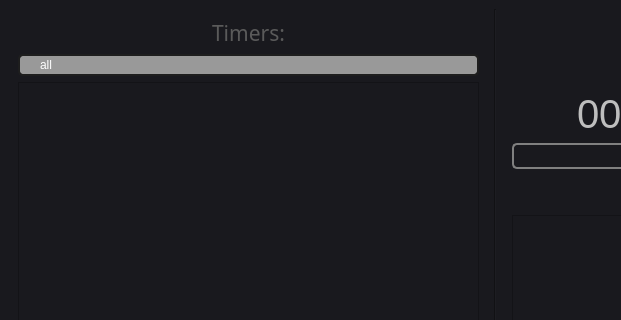
First picture: the form in Timer/mainwindow.ui, repository WAG13/Timer-Qt, before the edit; both pictures show x 0 to 621 and y 0 to 320 of the 900 by 650 pixel window.
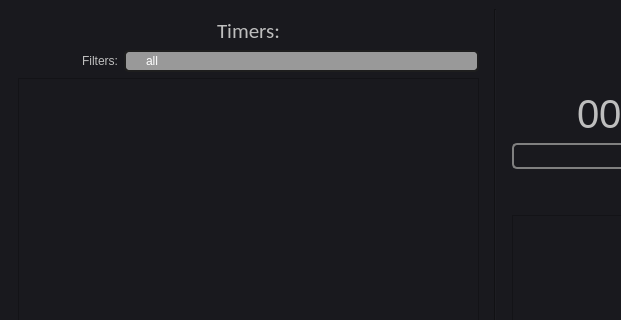
Second picture: the form after the edit. Icons and pictures are not drawn.

Diff of the .ui file:
```diff
--- a/Timer/mainwindow.ui
+++ b/Timer/mainwindow.ui
@@ -64,12 +64,16 @@
         <widget class="QLabel" name="label_4">
          <property name="font">
           <font>
-           <family>Calibri Light</family>
+           <family>Calibri</family>
            <pointsize>16</pointsize>
+           <weight>3</weight>
+           <italic>false</italic>
+           <bold>false</bold>
           </font>
          </property>
          <property name="styleSheet">
-          <string notr="true">color: rgb(90, 90, 90);</string>
+          <string notr="true">color: rgb(190, 190, 190);
+font: 25 16pt &quot;Calibri&quot;</string>
          </property>
          <property name="text">
           <string>Timers:</string>
@@ -80,6 +84,28 @@
         </widget>
        </item>
        <item>
+        <layout class="QHBoxLayout" name="horizontalLayout_4">
+         <item>
+          <widget class="QLabel" name="label">
+           <property name="maximumSize">
+            <size>
+             <width>100</width>
+             <height>16777215</height>
+            </size>
+           </property>
+           <property name="styleSheet">
+            <string notr="true">color: rgb(190, 190, 190);
+font: 25 14pt &quot;Calibri&quot;</string>
+           </property>
+           <property name="text">
+            <string>Filters:</string>
+           </property>
+           <property name="alignment">
+            <set>Qt::AlignRight|Qt::AlignTrailing|Qt::AlignVCenter</set>
+           </property>
+          </widget>
+         </item>
+         <item>
         <widget class="QComboBox" name="comboBox">
          <property name="autoFillBackground">
           <bool>false</bool>
@@ -196,6 +222,8 @@
           </property>
          </item>
         </widget>
+         </item>
+        </layout>
        </item>
        <item>
         <widget class="QListWidget" name="listWidget">
```
Left out of the diff: 2 changed lines with no effect on the pictures. Lines whose indentation alone changed are shown as unchanged.
